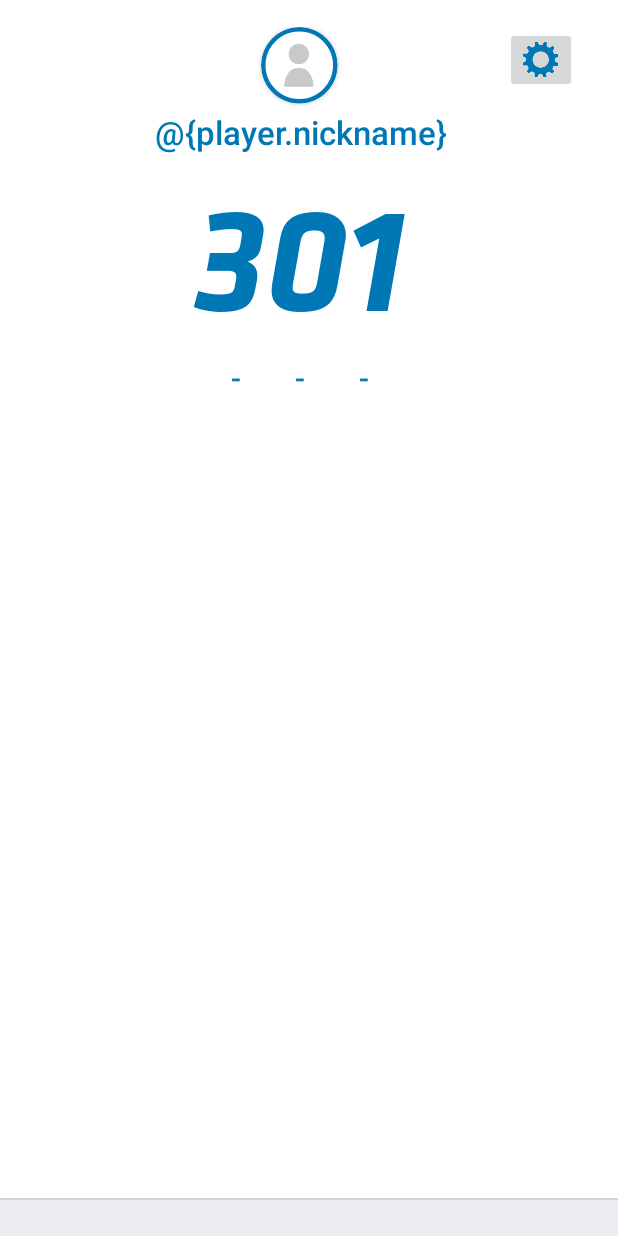
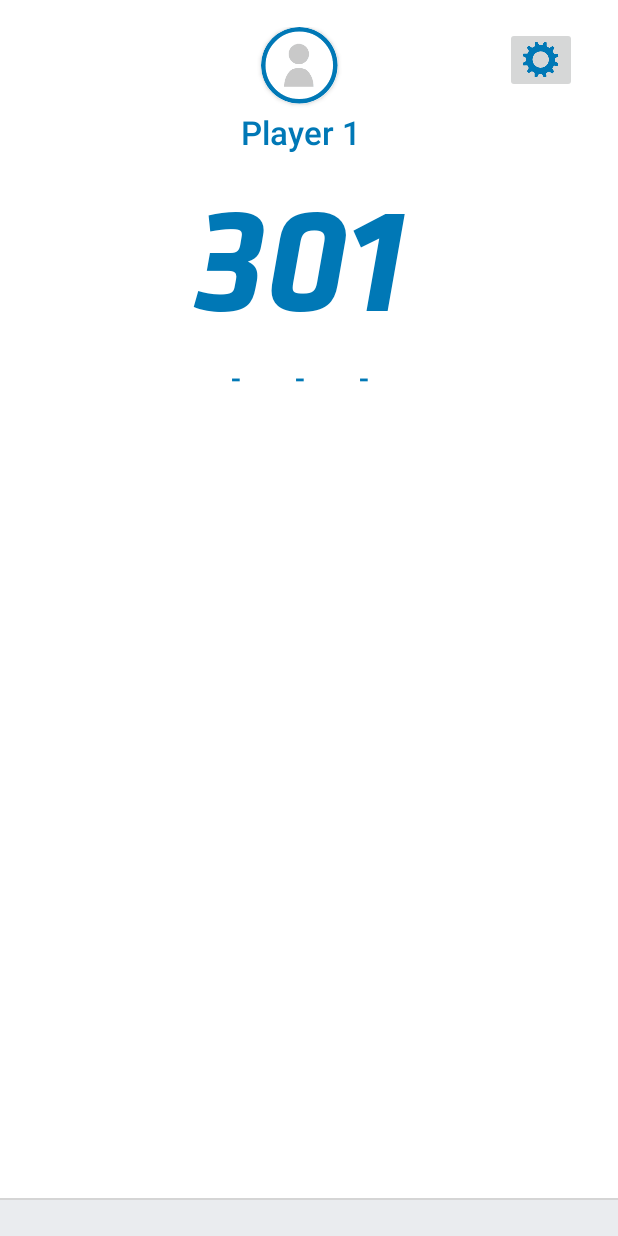
Before and after one commit to SebSelva/Dkt-Canaveral, an Android app: the screen it shows after launch (GameActivity), after a tap on "START", on a phone screen of 412 x 824 dp. Run offline under Robolectric (Android 15) with nearby library versions, the phone set to English and light mode, and no system bars; our stand-ins replace Room's generated code, Timber, data binding, navigation-ui; 1 statement that could not run was skipped.

Commit message:
DARTS-20 - Current Player

```diff
--- a/app/src/main/java/com/decathlon/canaveral/CanaveralApp.kt
+++ b/app/src/main/java/com/decathlon/canaveral/CanaveralApp.kt
@@ -2,6 +2,7 @@ package com.decathlon.canaveral;
 
 import android.app.Application
 import com.decathlon.canaveral.dashboard.DashboardViewModel
+import com.decathlon.canaveral.game.Game01ViewModel
 import com.decathlon.core.player.data.PlayerRepository
 import com.decathlon.core.player.data.source.RoomPlayerDataSource
 import com.decathlon.core.player.interactors.AddPlayer
@@ -37,6 +38,7 @@ class CanaveralApp : Application() {
 
     private val viewModelsModule = module {
         viewModel { DashboardViewModel(get()) }
+        viewModel { Game01ViewModel() }
     }
 
     private val interactorsModule = module {
--- a/app/src/main/java/com/decathlon/canaveral/CanaveralViewModel.kt
+++ b/app/src/main/java/com/decathlon/canaveral/common/BaseViewModel.kt
@@ -1,4 +1,4 @@
-package com.decathlon.canaveral
+package com.decathlon.canaveral.common
 
 import androidx.lifecycle.ViewModel
 import kotlinx.coroutines.CoroutineScope
@@ -7,7 +7,7 @@ import kotlinx.coroutines.SupervisorJob
 import kotlinx.coroutines.cancel
 import kotlin.coroutines.CoroutineContext
 
-open class CanaveralViewModel : ViewModel(), CoroutineScope {
+open class BaseViewModel : ViewModel(), CoroutineScope {
 
     override val coroutineContext: CoroutineContext
         get() = Dispatchers.Main + SupervisorJob()
--- a/app/src/main/java/com/decathlon/canaveral/dashboard/DashboardFragment.kt
+++ b/app/src/main/java/com/decathlon/canaveral/dashboard/DashboardFragment.kt
@@ -17,6 +17,12 @@ import androidx.navigation.Navigation
 import androidx.recyclerview.widget.LinearLayoutManager
 import androidx.recyclerview.widget.RecyclerView
 import com.decathlon.canaveral.R
+import com.decathlon.canaveral.game.GameActivity.Companion.BUNDLE_KEY_GAME_DETAIL_IN
+import com.decathlon.canaveral.game.GameActivity.Companion.BUNDLE_KEY_GAME_DETAIL_IS_BULL_25
+import com.decathlon.canaveral.game.GameActivity.Companion.BUNDLE_KEY_GAME_DETAIL_OUT
+import com.decathlon.canaveral.game.GameActivity.Companion.BUNDLE_KEY_GAME_SELECTED
+import com.decathlon.canaveral.game.GameActivity.Companion.BUNDLE_KEY_GAME_VARIANT
+import com.decathlon.canaveral.game.GameActivity.Companion.BUNDLE_KEY_PLAYERS
 import org.koin.android.ext.android.get
 import timber.log.Timber
 
@@ -83,18 +89,23 @@ class DashboardFragment : Fragment() {
 
             // Start button
             view.findViewById<Button>(R.id.start_btn).setOnClickListener {
-                val gameSelected = gameField?.text.toString()
-                val variantSelected = variantField?.text.toString()
-                Toast.makeText(context, "$gameSelected : $variantSelected", Toast.LENGTH_SHORT)
-                    .show()
-                Navigation.findNavController(view).navigate(R.id.action_dashboard_to_game)
+                val bundle = Bundle()
+
+                bundle.putInt(BUNDLE_KEY_GAME_SELECTED, gameType.indexOf(gameField.text.toString()))
+                bundle.putInt(BUNDLE_KEY_GAME_VARIANT, gameVariant.indexOf(variantField.text.toString()))
+                bundle.putInt(BUNDLE_KEY_GAME_DETAIL_IN, gameDetailsInOut.indexOf(detailInField.text.toString()))
+                bundle.putInt(BUNDLE_KEY_GAME_DETAIL_OUT, gameDetailsInOut.indexOf(detailOutField.text.toString()))
+                bundle.putBoolean(BUNDLE_KEY_GAME_DETAIL_IS_BULL_25, detailBullValues.indexOf(detailBullField.text.toString()) == 0)
+                bundle.putParcelableArrayList(BUNDLE_KEY_PLAYERS, ArrayList(dashboardViewModel.playerLiveData.value))
+
+                Navigation.findNavController(view).navigate(R.id.action_dashboard_to_game, bundle)
             }
 
             // Data launch
             dashboardViewModel.playerLiveData.observe(viewLifecycleOwner, {
-                Timber.d("Dashboard see %d players", it.size)
                 playerAdapter.setData(it)
-                versusField?.setText(versusMode[if (it.isEmpty()) 0 else (it.size-1)],false)
+                val versusIndex = if (it.isEmpty()) 0 else (it.size-1)
+                versusField?.setText(versusMode[versusIndex],false)
             })
             dashboardViewModel.getPlayers()
         }
--- a/app/src/main/java/com/decathlon/canaveral/dashboard/DashboardViewModel.kt
+++ b/app/src/main/java/com/decathlon/canaveral/dashboard/DashboardViewModel.kt
@@ -1,15 +1,14 @@
 package com.decathlon.canaveral.dashboard
 
 import androidx.lifecycle.*
-import com.decathlon.canaveral.CanaveralViewModel
 import com.decathlon.canaveral.Interactors
+import com.decathlon.canaveral.common.BaseViewModel
 import com.decathlon.core.player.model.Player
 import kotlinx.coroutines.Dispatchers
-import kotlinx.coroutines.GlobalScope
 import kotlinx.coroutines.flow.collect
 import kotlinx.coroutines.launch
 
-class DashboardViewModel (private val interactors: Interactors) : CanaveralViewModel() {
+class DashboardViewModel (private val interactors: Interactors) : BaseViewModel() {
 
     val playerLiveData : MutableLiveData<List<Player>> = MutableLiveData()
 
--- /dev/null
+++ b/app/src/main/java/com/decathlon/canaveral/game/Game01ViewModel.kt
@@ -0,0 +1,52 @@
+package com.decathlon.canaveral.game
+
+import androidx.lifecycle.MutableLiveData
+import com.decathlon.canaveral.common.BaseViewModel
+import com.decathlon.core.game.model.PlayerPoint
+import com.decathlon.core.game.model.Point
+import com.decathlon.core.player.model.Player
+import java.util.*
+
+class Game01ViewModel : BaseViewModel() {
+
+    var variant: Int? = null
+
+    private var players: List<Player> = emptyList()
+    private var playersPoints: Stack<PlayerPoint>? = null
+
+    private var currentPlayer: Player? = null
+
+    val playersPointsLivedata: MutableLiveData<Stack<PlayerPoint>?> = MutableLiveData()
+
+    fun setPlayers(playersList: List<Player>) {
+        players = playersList
+    }
+
+    fun addPlayerPoint(point: Point) {
+        playersPoints?.push(currentPlayer?.let { PlayerPoint(it,point) })
+        playersPointsLivedata.postValue(playersPoints)
+    }
+
+    fun removeLastPlayerPoint() {
+        playersPoints?.pop()
+        playersPointsLivedata.postValue(playersPoints)
+    }
+
+    fun getCurrentPlayer(): Player? {
+        return currentPlayer
+    }
+
+    fun selectNextPlayer(): Player {
+        currentPlayer = if (currentPlayer == null) {
+            players.first()
+        } else {
+            players[(players.indexOf(currentPlayer)+1) % players.size]
+        }
+        return currentPlayer!!
+    }
+
+    fun getPlayersPoints() {
+        playersPointsLivedata.postValue(playersPoints)
+    }
+
+}
--- a/app/src/main/java/com/decathlon/canaveral/game/GameActivity.kt
+++ b/app/src/main/java/com/decathlon/canaveral/game/GameActivity.kt
@@ -5,6 +5,16 @@ import com.decathlon.canaveral.common.BaseActivity
 
 class GameActivity : BaseActivity() {
 
+    companion object {
+        const val BUNDLE_KEY_GAME_SELECTED = "GAME_KEY_GAME_SELECTED"
+        const val BUNDLE_KEY_GAME_VARIANT = "GAME_KEY_GAME_VARIANT"
+        const val BUNDLE_KEY_GAME_DETAIL_IN = "GAME_KEY_GAME_DETAIL_IN"
+        const val BUNDLE_KEY_GAME_DETAIL_OUT = "GAME_KEY_GAME_DETAIL_OUT"
+        const val BUNDLE_KEY_GAME_DETAIL_IS_BULL_25 = "GAME_KEY_GAME_IS_BULL_25"
+
+        const val BUNDLE_KEY_PLAYERS = "GAME_KEY_PLAYERS"
+    }
+
     override fun getLayoutId(): Int {
         return R.layout.activity_game
     }
--- a/app/src/main/java/com/decathlon/canaveral/game/GameFragment.kt
+++ b/app/src/main/java/com/decathlon/canaveral/game/GameFragment.kt
@@ -8,14 +8,26 @@ import android.view.ViewGroup
 import android.widget.GridView
 import androidx.appcompat.widget.AppCompatTextView
 import androidx.fragment.app.Fragment
+import androidx.navigation.ui.NavigationUI
 import androidx.recyclerview.widget.LinearLayoutManager
 import androidx.recyclerview.widget.RecyclerView
 import com.decathlon.canaveral.R
+import com.decathlon.canaveral.common.DartsUtils
+import com.decathlon.canaveral.game.GameActivity.Companion.BUNDLE_KEY_GAME_DETAIL_IN
+import com.decathlon.canaveral.game.GameActivity.Companion.BUNDLE_KEY_GAME_DETAIL_IS_BULL_25
+import com.decathlon.canaveral.game.GameActivity.Companion.BUNDLE_KEY_GAME_DETAIL_OUT
+import com.decathlon.canaveral.game.GameActivity.Companion.BUNDLE_KEY_GAME_SELECTED
+import com.decathlon.canaveral.game.GameActivity.Companion.BUNDLE_KEY_GAME_VARIANT
+import com.decathlon.canaveral.game.GameActivity.Companion.BUNDLE_KEY_PLAYERS
+import com.decathlon.core.player.model.Player
+import org.koin.android.ext.android.get
 
 /**
  * A simple [Fragment] subclass as the default destination in the navigation.
  */
 class GameFragment : Fragment() {
+
+    val game01ViewModel: Game01ViewModel = get()
 
     override fun onCreateView(
         inflater: LayoutInflater, container: ViewGroup?,
@@ -27,10 +39,31 @@ class GameFragment : Fragment() {
     override fun onViewCreated(view: View, savedInstanceState: Bundle?) {
         super.onViewCreated(view, savedInstanceState)
 
+        val bundleReceived = activity?.intent?.extras
+        val gameVariant: Int? = bundleReceived?.getInt(BUNDLE_KEY_GAME_VARIANT)
+        val detailIn: Int? = bundleReceived?.getInt(BUNDLE_KEY_GAME_DETAIL_IN)
+        val detailOut: Int? = bundleReceived?.getInt(BUNDLE_KEY_GAME_DETAIL_OUT)
+        val isBull25: Boolean? = bundleReceived?.getBoolean(BUNDLE_KEY_GAME_DETAIL_IS_BULL_25, true)
+        val players: List<Player>? = bundleReceived?.getParcelableArrayList(BUNDLE_KEY_PLAYERS)
+
+        if (players != null && gameVariant != null) {
+            game01ViewModel.setPlayers(players)
+            game01ViewModel.variant = resources.getStringArray(R.array.zero_game_type_array)[gameVariant].toInt()
+        } else {
+            activity?.finish()
+        }
+
+        // Player name
+        val playerName = view.findViewById<AppCompatTextView>(R.id.player_name)
+        if (game01ViewModel.getCurrentPlayer() == null) {
+            game01ViewModel.selectNextPlayer()
+        }
+        playerName.text = game01ViewModel.getCurrentPlayer()?.nickname
+
         // Player points remaining
         val pointsRemainingView = view.findViewById<AppCompatTextView>(R.id.player_points_remaining)
         pointsRemainingView.typeface = Typeface.createFromAsset(view.context.assets, "klavika-bold-italic.otf")
-        pointsRemainingView.text = "301"
+        pointsRemainingView.text = game01ViewModel.variant.toString()
 
         // Player darts points
         val playerDartsPointsRecycler = view.findViewById<RecyclerView>(R.id.player_darts_points)
@@ -46,8 +79,10 @@ class GameFragment : Fragment() {
         // Keyboard
         val keyboardView = view.findViewById<GridView>(R.id.keyboard_dkt)
         val keyboardAdapter = KeyboardAdapter(view.context,
-            { point -> playerPointsAdapter.addData(point) },
-            { playerPointsAdapter.removeLast() })
+            { point ->
+                playerPointsAdapter.addData(point)
+                game01ViewModel.addPlayerPoint(point)
+            }, { playerPointsAdapter.removeLast() })
         keyboardView.adapter = keyboardAdapter
     }
 }
--- a/app/src/main/java/com/decathlon/canaveral/game/KeyboardAdapter.kt
+++ b/app/src/main/java/com/decathlon/canaveral/game/KeyboardAdapter.kt
@@ -9,7 +9,7 @@ import android.view.ViewGroup
 import android.widget.BaseAdapter
 import androidx.appcompat.content.res.AppCompatResources
 import androidx.appcompat.widget.AppCompatTextView
-import com.decathlon.canaveral.common.TextUtils
+import androidx.core.text.isDigitsOnly
 import com.decathlon.core.game.model.Point
 import kotlinx.coroutines.*
 import com.decathlon.canaveral.R as RApp
@@ -99,7 +99,7 @@ class KeyboardAdapter(private val context: Context,
         val isDoubled = memoryKeyboardItem?.tag == mDoubleValue
         val isTripled = memoryKeyboardItem?.tag == mTripleValue
         when {
-            TextUtils.isNumber(value) -> {
+            value.isDigitsOnly() -> {
                 handleTouchFeedback(eventView)
                 onDartTouched(Point(value, isDoubled, isTripled))
             }
--- a/app/src/main/java/com/decathlon/canaveral/game/PlayerPointsAdapter.kt
+++ b/app/src/main/java/com/decathlon/canaveral/game/PlayerPointsAdapter.kt
@@ -1,6 +1,5 @@
 package com.decathlon.canaveral.game
 
-import android.content.Context
 import android.view.LayoutInflater
 import android.view.ViewGroup
 import androidx.recyclerview.widget.RecyclerView
--- a/app/src/main/res/layout/fragment_game.xml
+++ b/app/src/main/res/layout/fragment_game.xml
@@ -57,16 +57,15 @@
                 app:layout_constraintRight_toRightOf="parent"/>
 
             <androidx.appcompat.widget.AppCompatTextView
+                android:id="@+id/player_name"
                 style="@style/Dkt.TextStyle.PlayerName.Playing"
-                android:id="@+id/player_name"
+                android:layout_width="wrap_content"
                 android:layout_height="wrap_content"
-                android:layout_width="wrap_content"
-                android:text="@{player.nickname}"
                 android:layout_marginTop="@dimen/margin_small"
+                app:layout_constraintLeft_toLeftOf="parent"
+                app:layout_constraintRight_toRightOf="parent"
                 app:layout_constraintTop_toBottomOf="@id/player_image_round"
-                app:layout_constraintRight_toRightOf="parent"
-                app:layout_constraintLeft_toLeftOf="parent"
-                tools:text="Player X"/>
+                tools:text="Player X" />
 
             <androidx.appcompat.widget.AppCompatTextView
                 style="@style/Dkt.TextStyle.PlayerScore.Playing"
--- /dev/null
+++ b/core/src/main/java/com/decathlon/core/game/data/GameRepository.kt
@@ -0,0 +1,4 @@
+package com.decathlon.core.game.data
+
+class GameRepository {
+}
--- a/core/src/main/res/values/game_configuration.xml
+++ b/core/src/main/res/values/game_configuration.xml
@@ -4,13 +4,13 @@
     <integer name="player_max">4</integer>
 
     <string-array name="game_type_array">
-        <item>01 Game</item>
-        <!--        <item>Cricket</item>-->
-        <!--        <item>Count up</item>-->
-        <!--        <item>Bull hunter</item>-->
-        <!--        <item>Shanghai</item>-->
-        <!--        <item>Around a Clock</item>-->
-        <!--        <item>Killer</item>-->
+        <item>@string/game_type_01_game</item>
+        <!--        <item>@string/game_type_cricket</item>-->
+        <!--        <item>@string/game_type_count_up</item>-->
+        <!--        <item>@string/game_type_bull_hunter</item>-->
+        <!--        <item>@string/game_type_shangai</item>-->
+        <!--        <item>@string/game_type_around_a_clock</item>-->
+        <!--        <item>@string/game_type_killer</item>-->
     </string-array>
 
     <string-array name="versus_type">
--- /dev/null
+++ b/core/src/main/res/values/strings.xml
@@ -0,0 +1,13 @@
+<?xml version="1.0" encoding="utf-8"?>
+<resources>
+
+    // Game types
+    <string name="game_type_01_game">01 Game</string>
+    <string name="game_type_cricket">Cricket</string>
+    <string name="game_type_count_up">Count up</string>
+    <string name="game_type_bull_hunter">Bull hunter</string>
+    <string name="game_type_shangai">Shanghai</string>
+    <string name="game_type_around_a_clock">Around a Clock</string>
+    <string name="game_type_killer">Killer</string>
+
+</resources>
```
Also changed, not shown: app/src/main/java/com/decathlon/canaveral/common/TextUtils.kt (deleted, +0 -24 lines).
